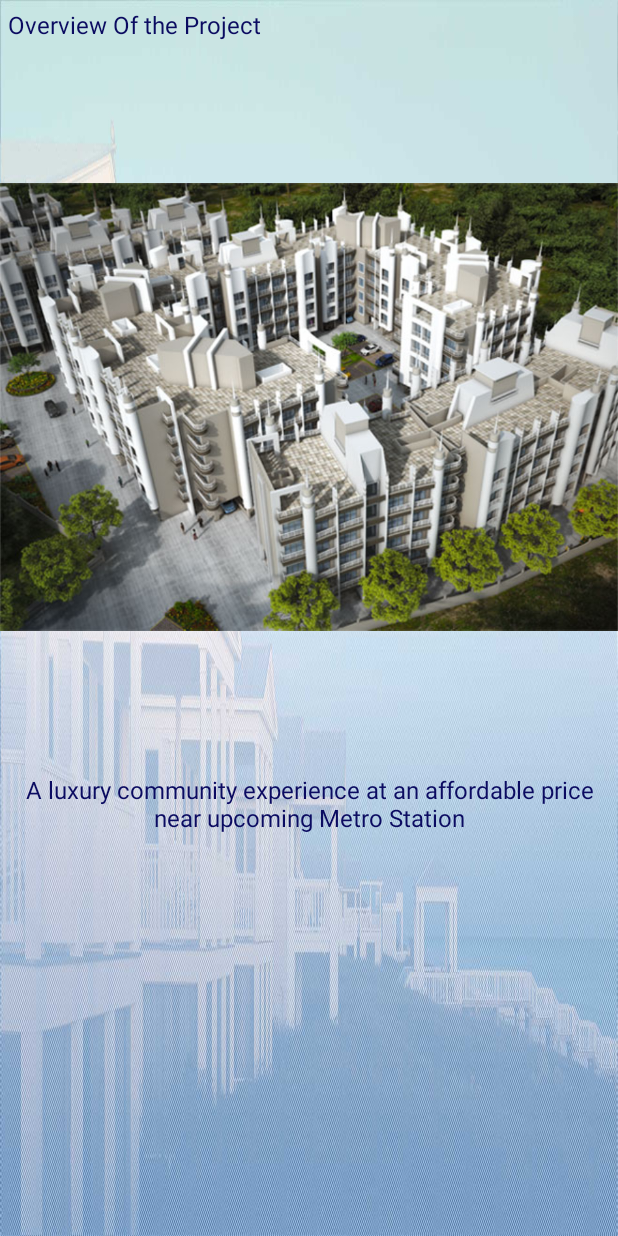
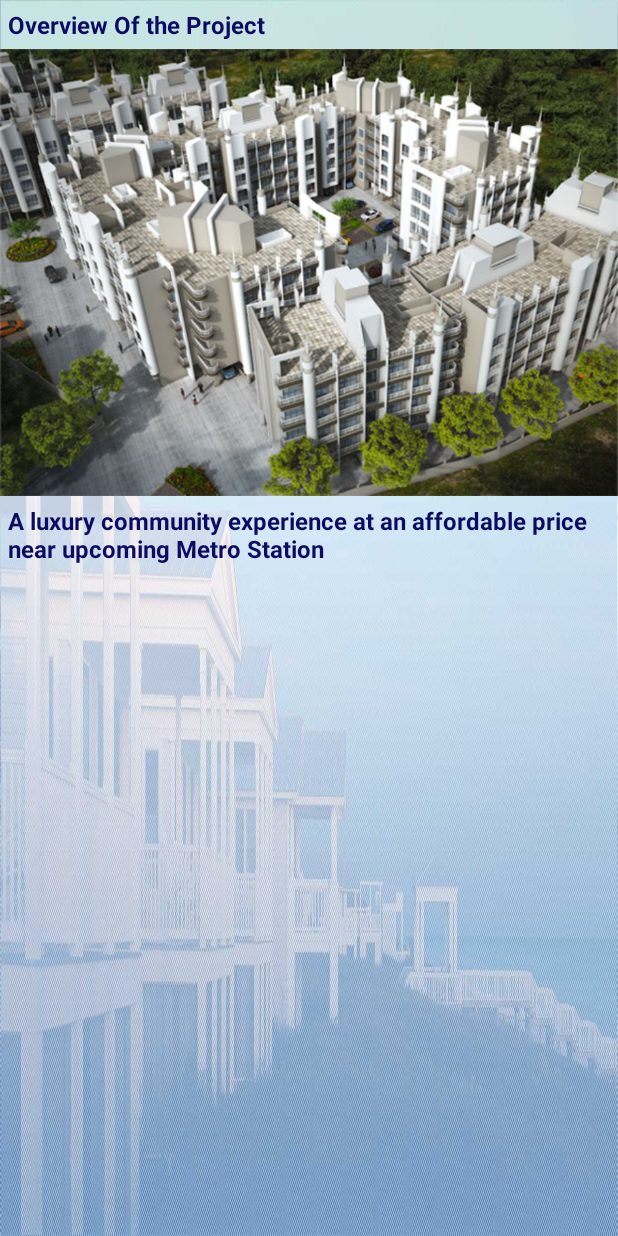
Before and after one commit to AzaharSheikh/RealEstateApp, an Android app: the layout project_details.xml on its own in the app's theme, with its tools: preview values and no code run, on a phone screen of 412 x 824 dp. Run offline under Robolectric (Android 15) with nearby library versions, the light colour scheme and no system bars.

Commit message:
me page completed

```diff
--- a/app/src/main/res/layout/project_details.xml
+++ b/app/src/main/res/layout/project_details.xml
@@ -21,6 +21,7 @@
             android:textSize="16dp"
             android:padding="5dp"
             android:gravity="center"
+            android:textStyle="bold"
             />
         <LinearLayout
             android:layout_width="match_parent"
@@ -30,13 +31,13 @@
             android:layout_width="wrap_content"
             android:layout_height="wrap_content"
             android:src="@drawable/overview_image"
-
+            android:adjustViewBounds="true"
             />
         </LinearLayout>
         <LinearLayout
-            android:layout_width="wrap_content"
+            android:layout_width="match_parent"
             android:layout_height="match_parent"
-            android:orientation="vertical">
+            android:orientation="horizontal">
             <TextView
                 android:layout_width="wrap_content"
                 android:layout_height="wrap_content"
@@ -47,12 +48,9 @@ Metro Station"
                 android:textColor="@color/neavyblue"
                 android:textSize="16dp"
                 android:padding="5dp"
-                android:gravity="center"
+                android:textStyle="bold"
+
                 />
-
-
-
-
 
         </LinearLayout>
         </LinearLayout>
```
